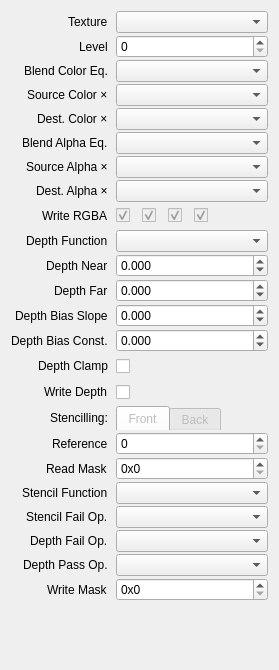
Above: src/session/AttachmentProperties.ui from houmain/gpupad before the change. Below: the same form after it.
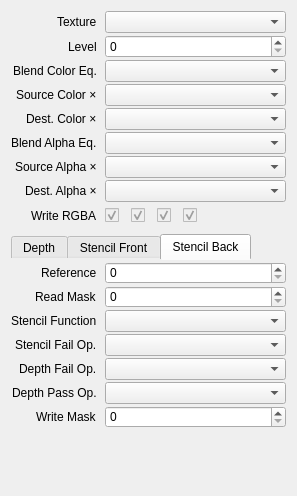
That is the form after the change. The open tabs and pages were chosen to show the change. Custom widgets are drawn as their Qt base class.

Commit message: Attachment properties in tabs

Patch:
```diff
--- a/src/session/AttachmentProperties.ui
+++ b/src/session/AttachmentProperties.ui
@@ -6,11 +6,14 @@
    <rect>
     <x>0</x>
     <y>0</y>
-    <width>279</width>
-    <height>670</height>
+    <width>297</width>
+    <height>496</height>
    </rect>
   </property>
   <layout class="QVBoxLayout" name="verticalLayout">
+   <property name="bottomMargin">
+    <number>0</number>
+   </property>
    <item>
     <layout class="QFormLayout" name="formLayout">
      <property name="labelAlignment">
@@ -204,24 +207,91 @@
        </layout>
       </widget>
      </item>
-     <item row="9" column="0">
+    </layout>
+   </item>
+   <item>
+    <widget class="QTabWidget" name="tabDepthStencil">
+     <property name="styleSheet">
+      <string notr="true">QTabWidget::pane { border: none; }</string>
+     </property>
+     <property name="currentIndex">
+      <number>0</number>
+     </property>
+     <property name="tabBarAutoHide">
+      <bool>true</bool>
+     </property>
+     <widget class="QWidget" name="tabDepth">
+      <attribute name="title">
+       <string>Depth</string>
+      </attribute>
+      <layout class="QVBoxLayout" name="verticalLayout_4">
+       <property name="spacing">
+        <number>0</number>
+       </property>
+       <property name="leftMargin">
+        <number>0</number>
+       </property>
+       <property name="topMargin">
+        <number>2</number>
+       </property>
+       <property name="rightMargin">
+        <number>0</number>
+       </property>
+       <property name="bottomMargin">
+        <number>0</number>
+       </property>
+       <item>
+        <layout class="QFormLayout" name="formLayout4">
+         <property name="labelAlignment">
+          <set>Qt::AlignRight|Qt::AlignTrailing|Qt::AlignVCenter</set>
+         </property>
+         <property name="horizontalSpacing">
+          <number>8</number>
+         </property>
+         <property name="verticalSpacing">
+          <number>2</number>
+         </property>
+         <item row="0" column="0">
       <widget class="QLabel" name="labelDepthCompareFunc">
        <property name="text">
         <string>Depth Function</string>
        </property>
       </widget>
      </item>
-     <item row="9" column="1">
+         <item row="0" column="1">
       <widget class="DataComboBox" name="depthCompareFunc"/>
      </item>
-     <item row="13" column="0">
+         <item row="1" column="0">
+          <widget class="QLabel" name="labelDepthBiasSlope">
+           <property name="text">
+            <string>Depth Bias Slope</string>
+           </property>
+          </widget>
+         </item>
+         <item row="1" column="1">
+          <widget class="QDoubleSpinBox" name="depthBiasSlope">
+           <property name="decimals">
+            <number>3</number>
+           </property>
+           <property name="minimum">
+            <double>-1000.000000000000000</double>
+           </property>
+           <property name="maximum">
+            <double>1000.000000000000000</double>
+           </property>
+           <property name="singleStep">
+            <double>0.001000000000000</double>
+           </property>
+          </widget>
+         </item>
+         <item row="2" column="0">
       <widget class="QLabel" name="labelDepthBiasConst">
        <property name="text">
         <string>Depth Bias Const.</string>
        </property>
       </widget>
      </item>
-     <item row="13" column="1">
+         <item row="2" column="1">
       <widget class="QDoubleSpinBox" name="depthBiasConst">
        <property name="decimals">
         <number>3</number>
@@ -237,14 +307,14 @@
        </property>
       </widget>
      </item>
-     <item row="14" column="0">
+         <item row="3" column="0">
       <widget class="QLabel" name="labelDepthClamp">
        <property name="text">
         <string>Depth Clamp</string>
        </property>
       </widget>
      </item>
-     <item row="14" column="1">
+         <item row="3" column="1">
       <widget class="QCheckBox" name="depthClamp">
        <property name="minimumSize">
         <size>
@@ -257,14 +327,14 @@
        </property>
       </widget>
      </item>
-     <item row="15" column="0">
+         <item row="4" column="0">
       <widget class="QLabel" name="labelDepthWrite">
        <property name="text">
         <string>Write Depth</string>
        </property>
       </widget>
      </item>
-     <item row="15" column="1">
+         <item row="4" column="1">
       <widget class="QCheckBox" name="depthWrite">
        <property name="minimumSize">
         <size>
@@ -277,212 +347,245 @@
        </property>
       </widget>
      </item>
-     <item row="16" column="0">
-      <widget class="QLabel" name="labelStencilSide">
-       <property name="text">
-        <string>Stencilling:</string>
-       </property>
-      </widget>
-     </item>
-     <item row="16" column="1">
-      <widget class="QTabWidget" name="tabStencilSide">
-       <property name="enabled">
-        <bool>false</bool>
-       </property>
-       <property name="sizePolicy">
-        <sizepolicy hsizetype="Expanding" vsizetype="Fixed">
-         <horstretch>1</horstretch>
-         <verstretch>0</verstretch>
-        </sizepolicy>
-       </property>
-       <property name="maximumSize">
-        <size>
-         <width>16777215</width>
-         <height>24</height>
-        </size>
-       </property>
-       <property name="styleSheet">
-        <string notr="true">QTabWidget::pane { border: none; }</string>
-       </property>
-       <property name="currentIndex">
-        <number>0</number>
-       </property>
+        </layout>
+       </item>
+      </layout>
+     </widget>
        <widget class="QWidget" name="tabStencilFront">
         <attribute name="title">
-         <string>Front</string>
-        </attribute>
-       </widget>
-       <widget class="QWidget" name="tabStencilBack">
-        <attribute name="title">
-         <string>Back</string>
-        </attribute>
-       </widget>
-      </widget>
-     </item>
-     <item row="17" column="0">
+       <string>Stencil Front</string>
+      </attribute>
+      <layout class="QVBoxLayout" name="verticalLayout2">
+       <property name="spacing">
+        <number>0</number>
+       </property>
+       <property name="leftMargin">
+        <number>0</number>
+       </property>
+       <property name="topMargin">
+        <number>2</number>
+       </property>
+       <property name="rightMargin">
+        <number>0</number>
+       </property>
+       <property name="bottomMargin">
+        <number>0</number>
+       </property>
+       <item>
+        <layout class="QFormLayout" name="formLayout2">
+         <property name="labelAlignment">
+          <set>Qt::AlignRight|Qt::AlignTrailing|Qt::AlignVCenter</set>
+         </property>
+         <property name="horizontalSpacing">
+          <number>8</number>
+         </property>
+         <property name="verticalSpacing">
+          <number>2</number>
+         </property>
+         <item row="0" column="0">
       <widget class="QLabel" name="labelStencilReference">
        <property name="text">
         <string>Reference</string>
        </property>
       </widget>
      </item>
-     <item row="17" column="1">
+         <item row="0" column="1">
       <widget class="QSpinBox" name="stencilReference">
        <property name="maximum">
         <number>255</number>
        </property>
       </widget>
      </item>
-     <item row="18" column="0">
+         <item row="1" column="0">
       <widget class="QLabel" name="labelStencilReadMask">
        <property name="text">
         <string>Read Mask</string>
        </property>
       </widget>
      </item>
-     <item row="18" column="1">
-      <widget class="QSpinBox" name="stencilReadMask">
-       <property name="prefix">
-        <string>0x</string>
-       </property>
-       <property name="maximum">
-        <number>255</number>
-       </property>
-       <property name="displayIntegerBase">
-        <number>16</number>
-       </property>
-      </widget>
-     </item>
-     <item row="19" column="0">
+         <item row="2" column="0">
       <widget class="QLabel" name="labelStencilCompareFunc">
        <property name="text">
         <string>Stencil Function</string>
        </property>
       </widget>
      </item>
-     <item row="19" column="1">
+         <item row="1" column="1">
+          <widget class="QSpinBox" name="stencilReadMask">
+           <property name="maximum">
+            <number>255</number>
+           </property>
+          </widget>
+         </item>
+         <item row="2" column="1">
       <widget class="DataComboBox" name="stencilCompareFunc"/>
      </item>
-     <item row="20" column="0">
+         <item row="3" column="0">
       <widget class="QLabel" name="labelStencilFailOp">
        <property name="text">
         <string>Stencil Fail Op.</string>
        </property>
       </widget>
      </item>
-     <item row="20" column="1">
+         <item row="3" column="1">
       <widget class="DataComboBox" name="stencilFailOp"/>
      </item>
-     <item row="21" column="0">
+         <item row="4" column="0">
       <widget class="QLabel" name="labelStencilDepthFailOp">
        <property name="text">
         <string>Depth Fail Op.</string>
        </property>
       </widget>
      </item>
-     <item row="21" column="1">
+         <item row="4" column="1">
       <widget class="DataComboBox" name="stencilDepthFailOp"/>
      </item>
-     <item row="22" column="0">
-      <widget class="QLabel" name="labelStencilDepthPassOp">
-       <property name="text">
-        <string>Depth Pass Op.</string>
-       </property>
-      </widget>
-     </item>
-     <item row="22" column="1">
+         <item row="5" column="1">
       <widget class="DataComboBox" name="stencilDepthPassOp"/>
      </item>
-     <item row="23" column="0">
+         <item row="5" column="0">
+          <widget class="QLabel" name="labelStencilDepthPassOp">
+           <property name="text">
+            <string>Depth Pass Op.</string>
+           </property>
+          </widget>
+         </item>
+         <item row="6" column="0">
       <widget class="QLabel" name="labelStencilWriteMask">
        <property name="text">
         <string>Write Mask</string>
        </property>
       </widget>
      </item>
-     <item row="23" column="1">
+         <item row="6" column="1">
       <widget class="QSpinBox" name="stencilWriteMask">
-       <property name="prefix">
-        <string>0x</string>
-       </property>
        <property name="maximum">
         <number>255</number>
        </property>
-       <property name="displayIntegerBase">
-        <number>16</number>
-       </property>
-      </widget>
-     </item>
-     <item row="12" column="1">
-      <widget class="QDoubleSpinBox" name="depthBiasSlope">
-       <property name="decimals">
-        <number>3</number>
+          </widget>
+         </item>
+        </layout>
+       </item>
+      </layout>
+     </widget>
+     <widget class="QWidget" name="tabStencilBack">
+      <attribute name="title">
+       <string>Stencil Back</string>
+      </attribute>
+      <layout class="QVBoxLayout" name="verticalLayout3">
+       <property name="spacing">
+        <number>0</number>
        </property>
-       <property name="minimum">
-        <double>-1000.000000000000000</double>
+       <property name="leftMargin">
+        <number>0</number>
        </property>
-       <property name="maximum">
-        <double>1000.000000000000000</double>
+       <property name="topMargin">
+        <number>2</number>
        </property>
-       <property name="singleStep">
-        <double>0.001000000000000</double>
+       <property name="rightMargin">
+        <number>0</number>
        </property>
-      </widget>
-     </item>
-     <item row="10" column="1">
-      <widget class="QDoubleSpinBox" name="depthNear">
-       <property name="decimals">
-        <number>3</number>
+       <property name="bottomMargin">
+        <number>0</number>
        </property>
-       <property name="minimum">
-        <double>-1000.000000000000000</double>
-       </property>
-       <property name="maximum">
-        <double>1000.000000000000000</double>
-       </property>
-       <property name="singleStep">
-        <double>0.001000000000000</double>
-       </property>
-      </widget>
-     </item>
-     <item row="11" column="1">
-      <widget class="QDoubleSpinBox" name="depthFar">
-       <property name="decimals">
-        <number>3</number>
-       </property>
-       <property name="minimum">
-        <double>-1000.000000000000000</double>
-       </property>
+       <item>
+        <layout class="QFormLayout" name="formLayout3">
+         <property name="labelAlignment">
+          <set>Qt::AlignRight|Qt::AlignTrailing|Qt::AlignVCenter</set>
+         </property>
+         <property name="horizontalSpacing">
+          <number>8</number>
+         </property>
+         <property name="verticalSpacing">
+          <number>2</number>
+         </property>
+         <item row="0" column="0">
+          <widget class="QLabel" name="labelStencilBackReference">
+           <property name="text">
+            <string>Reference</string>
+           </property>
+          </widget>
+         </item>
+         <item row="0" column="1">
+          <widget class="QSpinBox" name="stencilBackReference">
+           <property name="maximum">
+            <number>255</number>
+           </property>
+          </widget>
+         </item>
+         <item row="1" column="0">
+          <widget class="QLabel" name="labelStencilBackReadMask">
+           <property name="text">
+            <string>Read Mask</string>
+           </property>
+          </widget>
+         </item>
+         <item row="2" column="0">
+          <widget class="QLabel" name="labelStencilBackCompareFunc">
+           <property name="text">
+            <string>Stencil Function</string>
+           </property>
+          </widget>
+         </item>
+         <item row="1" column="1">
+          <widget class="QSpinBox" name="stencilBackReadMask">
        <property name="maximum">
-        <double>1000.000000000000000</double>
-       </property>
-       <property name="singleStep">
-        <double>0.001000000000000</double>
+            <number>255</number>
+           </property>
+          </widget>
+         </item>
+         <item row="2" column="1">
+          <widget class="DataComboBox" name="stencilBackCompareFunc"/>
+         </item>
+         <item row="3" column="0">
+          <widget class="QLabel" name="labelStencilBackFailOp">
+           <property name="text">
+            <string>Stencil Fail Op.</string>
        </property>
       </widget>
      </item>
-     <item row="10" column="0">
-      <widget class="QLabel" name="labelDepthNear">
+         <item row="3" column="1">
+          <widget class="DataComboBox" name="stencilBackFailOp"/>
+         </item>
+         <item row="4" column="0">
+          <widget class="QLabel" name="labelStencilBackDepthFailOp">
        <property name="text">
-        <string>Depth Near</string>
+            <string>Depth Fail Op.</string>
        </property>
       </widget>
      </item>
-     <item row="11" column="0">
-      <widget class="QLabel" name="labelDepthFar">
+         <item row="4" column="1">
+          <widget class="DataComboBox" name="stencilBackDepthFailOp"/>
+         </item>
+         <item row="5" column="1">
+          <widget class="DataComboBox" name="stencilBackDepthPassOp"/>
+         </item>
+         <item row="5" column="0">
+          <widget class="QLabel" name="labelStencilBackDepthPassOp">
        <property name="text">
-        <string>Depth Far</string>
+            <string>Depth Pass Op.</string>
        </property>
       </widget>
      </item>
-     <item row="12" column="0">
-      <widget class="QLabel" name="labelDepthBiasSlope">
+         <item row="6" column="0">
+          <widget class="QLabel" name="labelStencilBackWriteMask">
        <property name="text">
-        <string>Depth Bias Slope</string>
+            <string>Write Mask</string>
        </property>
       </widget>
      </item>
-    </layout>
+         <item row="6" column="1">
+          <widget class="QSpinBox" name="stencilBackWriteMask">
+           <property name="maximum">
+            <number>255</number>
+           </property>
+          </widget>
+         </item>
+        </layout>
+       </item>
+      </layout>
+     </widget>
+    </widget>
    </item>
   </layout>
  </widget>
```
Lines whose indentation alone changed are shown as unchanged. The commit also changes 7 other files.
